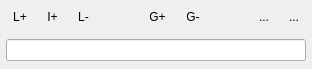
Above: Modules/SegmentationUI/Qmitk/QmitkMultiLabelManagerControls.ui from MITK/MITK before the change. Below: the same form after it.
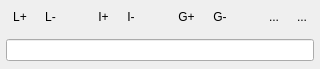
That is the form after the change. Custom widgets are drawn as their Qt base class.

Commit message:
T29548 Optimize_QmitkMultiLabelManager_buttons
Summary:
Reworked button icons.

Added DeleteLabelInstance btn to QmitkMultiLabelManager

Fixed crash caused by quering model in invalid state when updating controls

+ optimized UI
+ fixed T29548

Test Plan: code review + application testing

Reviewers: O1 MITK Reviewer Group I, kislinsk

Reviewed By: O1 MITK Reviewer Group I, kislinsk

Subscribers: kislinsk

Maniphest Tasks: T29548

Patch:
```diff
--- a/Modules/SegmentationUI/Qmitk/QmitkMultiLabelManagerControls.ui
+++ b/Modules/SegmentationUI/Qmitk/QmitkMultiLabelManagerControls.ui
@@ -6,7 +6,7 @@
    <rect>
     <x>0</x>
     <y>0</y>
-    <width>312</width>
+    <width>320</width>
     <height>69</height>
    </rect>
   </property>
@@ -34,6 +34,9 @@
    </property>
    <item>
     <layout class="QHBoxLayout" name="horizontalLayout">
+     <property name="spacing">
+      <number>4</number>
+     </property>
      <item>
       <widget class="QToolButton" name="btnAddLabel">
        <property name="toolTip">
@@ -42,23 +45,10 @@
        <property name="text">
         <string>L+</string>
        </property>
-       <property name="autoRaise">
-        <bool>true</bool>
-       </property>
-      </widget>
-     </item>
-     <item>
-      <widget class="QToolButton" name="btnAddInstance">
-       <property name="toolTip">
-        <string>Add a new instance of the current label.</string>
-       </property>
-       <property name="text">
-        <string>I+</string>
-       </property>
        <property name="iconSize">
         <size>
-         <width>16</width>
-         <height>16</height>
+         <width>20</width>
+         <height>24</height>
         </size>
        </property>
        <property name="autoRaise">
@@ -74,6 +64,63 @@
        <property name="text">
         <string>L-</string>
        </property>
+       <property name="iconSize">
+        <size>
+         <width>20</width>
+         <height>24</height>
+        </size>
+       </property>
+       <property name="autoRaise">
+        <bool>true</bool>
+       </property>
+      </widget>
+     </item>
+     <item>
+      <spacer name="horizontalSpacer_3">
+       <property name="orientation">
+        <enum>Qt::Horizontal</enum>
+       </property>
+       <property name="sizeHint" stdset="0">
+        <size>
+         <width>20</width>
+         <height>20</height>
+        </size>
+       </property>
+      </spacer>
+     </item>
+     <item>
+      <widget class="QToolButton" name="btnAddInstance">
+       <property name="toolTip">
+        <string>Add a new instance of the selected label.</string>
+       </property>
+       <property name="text">
+        <string>I+</string>
+       </property>
+       <property name="iconSize">
+        <size>
+         <width>20</width>
+         <height>24</height>
+        </size>
+       </property>
+       <property name="autoRaise">
+        <bool>true</bool>
+       </property>
+      </widget>
+     </item>
+     <item>
+      <widget class="QToolButton" name="btnRemoveInstance">
+       <property name="toolTip">
+        <string>Deletes the selected label instance.</string>
+       </property>
+       <property name="text">
+        <string>I-</string>
+       </property>
+       <property name="iconSize">
+        <size>
+         <width>20</width>
+         <height>24</height>
+        </size>
+       </property>
        <property name="autoRaise">
         <bool>true</bool>
        </property>
@@ -89,7 +136,7 @@
        </property>
        <property name="sizeHint" stdset="0">
         <size>
-         <width>40</width>
+         <width>20</width>
          <height>20</height>
         </size>
        </property>
@@ -103,6 +150,12 @@
        <property name="text">
         <string>G+</string>
        </property>
+       <property name="iconSize">
+        <size>
+         <width>20</width>
+         <height>24</height>
+        </size>
+       </property>
        <property name="autoRaise">
         <bool>true</bool>
        </property>
@@ -116,6 +169,12 @@
        <property name="text">
         <string>G-</string>
        </property>
+       <property name="iconSize">
+        <size>
+         <width>20</width>
+         <height>24</height>
+        </size>
+       </property>
        <property name="autoRaise">
         <bool>true</bool>
        </property>
@@ -142,6 +201,12 @@
        <property name="text">
         <string>...</string>
        </property>
+       <property name="iconSize">
+        <size>
+         <width>20</width>
+         <height>24</height>
+        </size>
+       </property>
        <property name="autoRaise">
         <bool>true</bool>
        </property>
@@ -155,6 +220,12 @@
        <property name="text">
         <string>...</string>
        </property>
+       <property name="iconSize">
+        <size>
+         <width>20</width>
+         <height>24</height>
+        </size>
+       </property>
        <property name="autoRaise">
         <bool>true</bool>
        </property>
```
Left out of the diff: 4 changed lines with no effect on the pictures. The commit also changes 9 other files.
